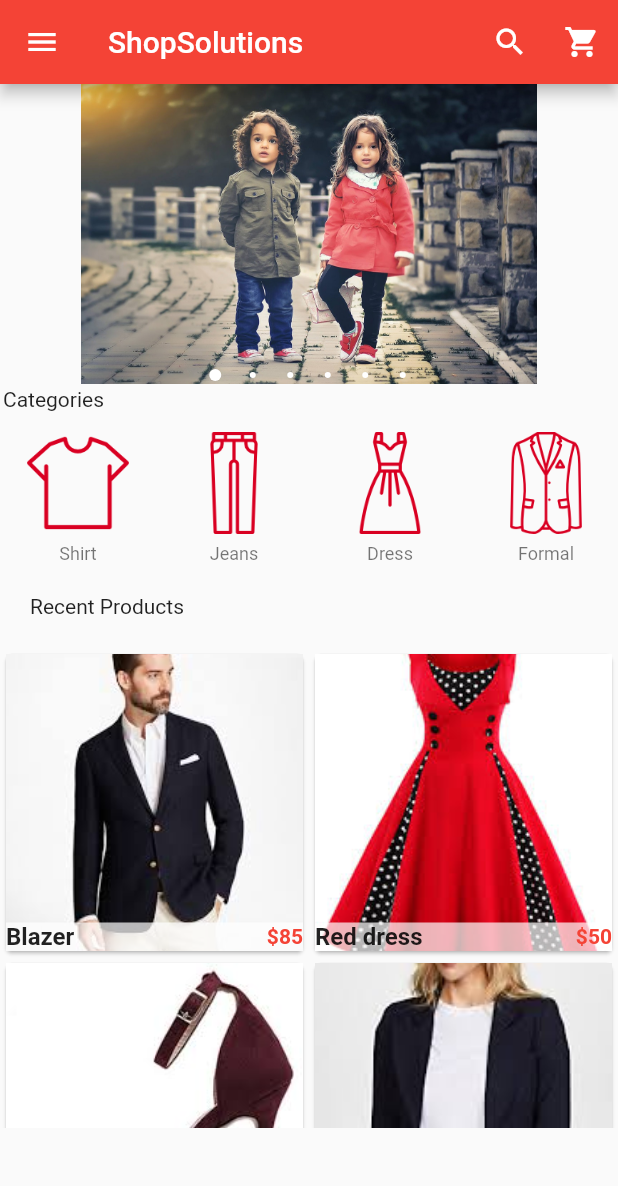
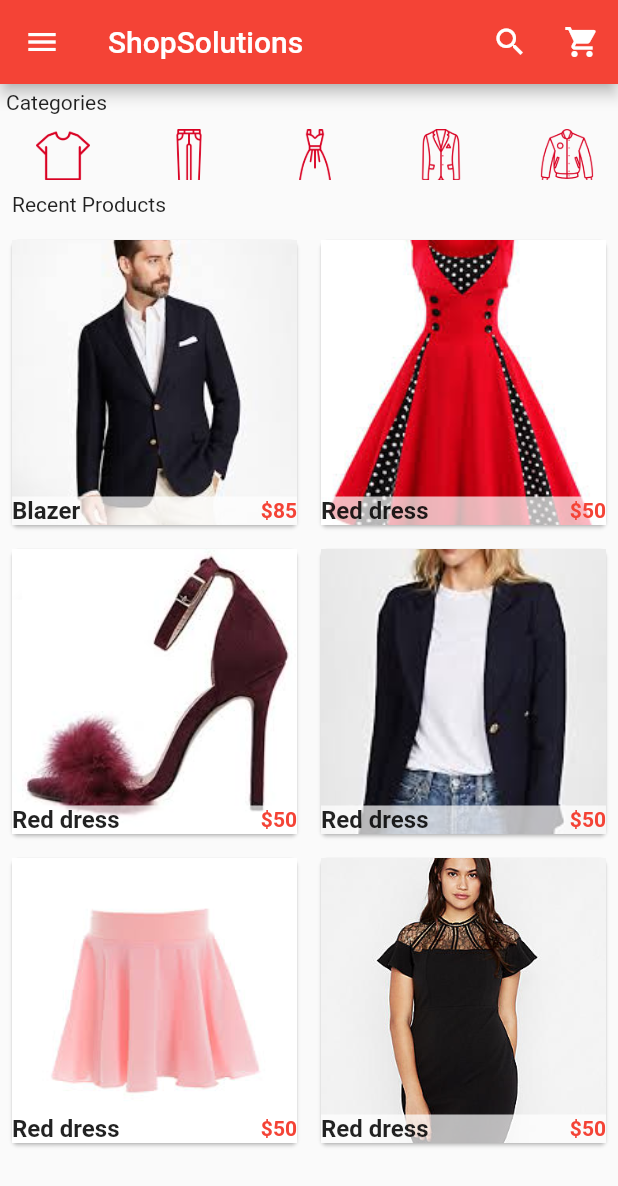
Before and after one commit to Kribas/Ecommerce, a Flutter app: the screen it shows after launch, on a phone screen of 412 x 824 dp. Shown: the top 1186 px of the screen. Run offline on Flutter 3.47's test engine with Material 2 defaults, Android fonts, the phone set to English and light mode, and no system bars; drawn by our look-alikes of carousel_pro.

Commit message:
made changes

```diff
--- a/lib/components/horizontal_list_view.dart
+++ b/lib/components/horizontal_list_view.dart
@@ -4,7 +4,7 @@ class HorizontalListView extends StatelessWidget {
   @override
   Widget build(BuildContext context) {
     return Container(
-      height: 100.0,
+      height: 40.0,
       child: ListView(
         scrollDirection: Axis.horizontal,
         children: [
@@ -30,12 +30,12 @@ class Category extends StatelessWidget {
   Widget build(BuildContext context) {
     return Padding(padding: EdgeInsets.all(2.0),
     child: Container(
-      width: 100,
+      width: 80,
       child: ListTile(
         onTap: () {},
         title: Image.asset(image_location,
-        width: 100,
-          height: 80,
+        width: 40,
+          height: 40,
         ),
         subtitle: Container(
             alignment: Alignment.topCenter,
--- a/lib/components/products.dart
+++ b/lib/components/products.dart
@@ -56,11 +56,14 @@ class _ProductsState extends State<Products> {
           crossAxisCount: 2
         ),
         itemBuilder: (BuildContext context, int index) {
-        return Single_prod(
-          product_name: product_list[index]['name'],
-          prod_picture: product_list[index]['picture'],
-          prod_old_price: product_list[index]['old_price'],
-          prod_price: product_list[index]['price'],
+        return Padding(
+          padding: const EdgeInsets.all(4.0),
+          child: Single_prod(
+            product_name: product_list[index]['name'],
+            prod_picture: product_list[index]['picture'],
+            prod_old_price: product_list[index]['old_price'],
+            prod_price: product_list[index]['price'],
+          ),
         );
         });
   }
--- a/lib/main.dart
+++ b/lib/main.dart
@@ -105,27 +105,27 @@ class _HomePageState extends State<HomePage> {
           ],
         ),
       ),
-      body: ListView(
+      body: Column(
         children: [
-          //image carousel
-          image_coursel,
+          //image_coursel,
 
-          Padding(padding: EdgeInsets.all(2.0),
-          child: Text('Categories'),
+          Padding(padding: EdgeInsets.all(4.0),
+          child: Container(
+              alignment: Alignment.centerLeft,
+              child: Text('Categories')),
           ),
 
           //Horizontal ListView
           HorizontalListView(),
 
-          Padding(padding: EdgeInsets.all(20.0),
-            child: Text('Recent Products'),
+          Padding(padding: EdgeInsets.all(8.0),
+            child: Container(
+                alignment: Alignment.centerLeft,
+                child: Text('Recent Products')),
           ),
 
           //gridView
-          Container(
-            height: 320,
-            child: Products(),
-          )
+          Flexible(child: Products())
 
         ],
       ),
```
Also changed, not shown: 1 other file.
